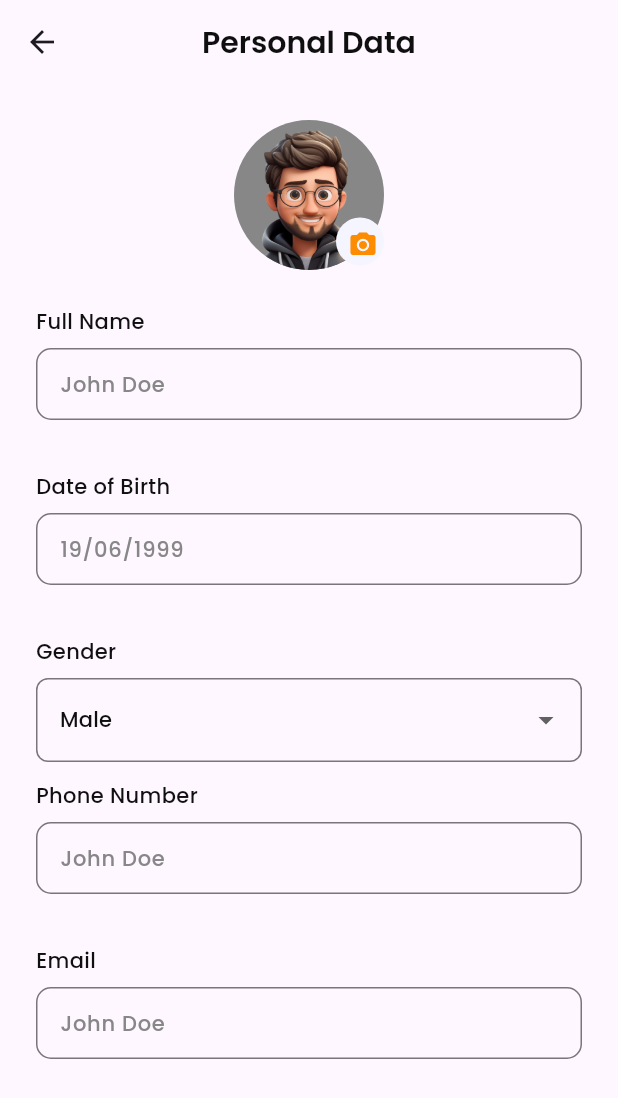
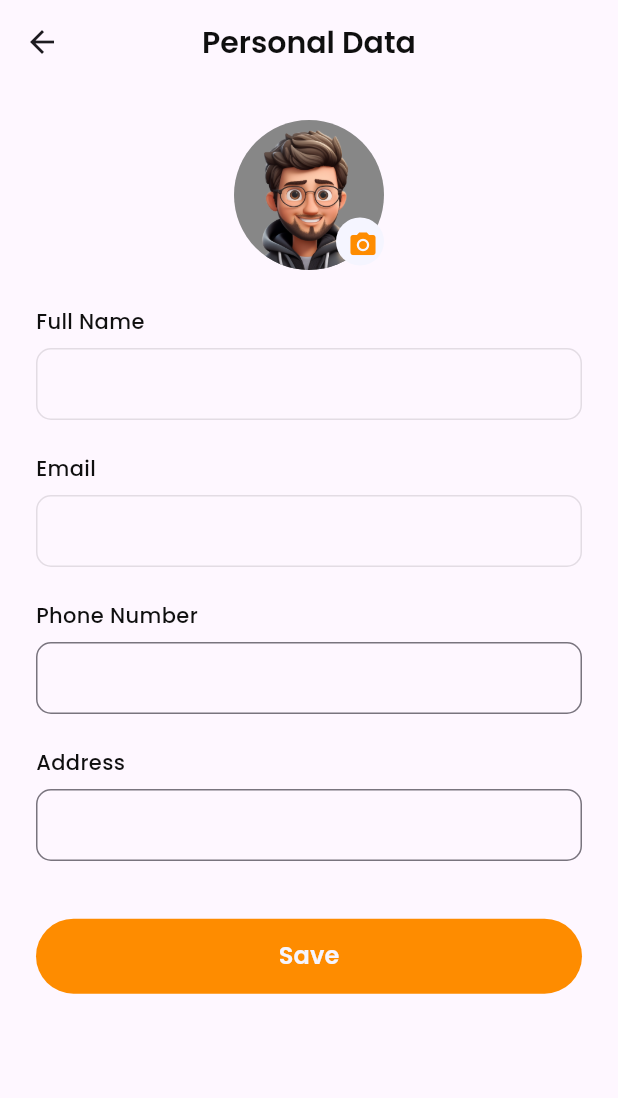
Before and after one commit to 99kairas/rumeat-ball-apps, a Flutter app: the PersonalDataScreen screen opened directly, on a phone screen of 412 x 824 dp. Shown: the top 1098 px of the screen. Run offline on Flutter 3.47's test engine with Material 3 defaults, Android fonts, the light colour scheme and no system bars; our stand-ins replace another_flutter_splash_screen, dio, file_picker, flutter_rating_stars, loading_animation_widget, shared_preferences; accounts and stored records are empty; network calls fail.

Commit message:
feat: add feature fetchin API for update profile

```diff
--- a/lib/main.dart
+++ b/lib/main.dart
@@ -10,6 +10,7 @@
 import 'package:rumeat_ball_apps/views/screens/home/home_viewmodel.dart';
 import 'package:rumeat_ball_apps/views/screens/otp/otp_screen.dart';
 import 'package:rumeat_ball_apps/views/screens/otp/otp_viewmodel.dart';
+import 'package:rumeat_ball_apps/views/screens/profile/personal_data_viewmodel.dart';
 import 'package:rumeat_ball_apps/views/screens/profile/profile_viewmodel.dart';
 import 'package:rumeat_ball_apps/views/screens/splash_screen.dart';
 
@@ -31,6 +32,9 @@
         ),
         ChangeNotifierProvider<ProfileViewModel>(
           create: (_) => ProfileViewModel(),
+        ),
+        ChangeNotifierProvider<PersonalDataViewModel>(
+          create: (_) => PersonalDataViewModel(),
         ),
       ],
       child: const MyApp(),
--- a/lib/shared/shared_methods.dart
+++ b/lib/shared/shared_methods.dart
@@ -79,6 +79,6 @@
   // static String imageUrl = 'http://10.0.2.2:5000';
   // static String imageUrl = 'https://spp-payment.up.railway.app';
   static Map<String, String> auth(String token) => {
-        "authorization": "$token",
+        "Authorization": "Bearer $token",
       };
 }
--- a/lib/views/screens/personal_data_screen.dart
+++ /dev/null
@@ -1,210 +0,0 @@
-import 'package:flutter/material.dart';
-import 'package:rumeat_ball_apps/views/themes/style.dart';
-import 'package:rumeat_ball_apps/views/widgets/buttons.dart';
-import 'package:rumeat_ball_apps/views/widgets/forms.dart';
-
-class PersonalDataScreen extends StatefulWidget {
-  const PersonalDataScreen({super.key});
-
-  @override
-  _PersonalDataScreenState createState() => _PersonalDataScreenState();
-}
-
-class _PersonalDataScreenState extends State<PersonalDataScreen> {
-  final TextEditingController _dateController = TextEditingController();
-  String _selectedGender = 'Male';
-
-  void _pickDate(BuildContext context) async {
-    DateTime? selectedDate = await showDatePicker(
-      context: context,
-      initialDate: DateTime.now(),
-      firstDate: DateTime(1900),
-      lastDate: DateTime.now(),
-    );
-    if (selectedDate != null) {
-      setState(() {
-        _dateController.text =
-            "${selectedDate.day}/${selectedDate.month}/${selectedDate.year}";
-      });
-    }
-  }
-
-  @override
-  Widget build(BuildContext context) {
-    return Scaffold(
-      appBar: AppBar(
-        title: Text(
-          "Personal Data",
-          style: blackTextStyle.copyWith(
-            fontSize: 20,
-            fontWeight: semiBold,
-          ),
-        ),
-        centerTitle: true,
-      ),
-      body: ListView(
-        padding: const EdgeInsets.symmetric(horizontal: 24),
-        children: [
-          Stack(
-            alignment: Alignment.center,
-            children: [
-              Container(
-                margin: const EdgeInsets.symmetric(vertical: 24),
-                width: 100,
-                height: 100,
-                decoration: BoxDecoration(
-                  color: greyColor,
-                  borderRadius: BorderRadius.circular(61),
-                  image: const DecorationImage(
-                    image: AssetImage(
-                      "assets/images/profile1.png",
-                    ),
-                  ),
-                ),
-              ),
-              Positioned(
-                top: 65,
-                left: 200,
-                child: Container(
-                  margin: const EdgeInsets.symmetric(vertical: 24),
-                  width: 32,
-                  height: 32,
-                  decoration: BoxDecoration(
-                    borderRadius: BorderRadius.circular(61),
-                    color: whiteColor,
-                  ),
-                  child: IconButton(
-                    onPressed: () {},
-                    icon: const Icon(Icons.camera_alt),
-                    color: primaryColor,
-                    iconSize: 20,
-                  ),
-                ),
-              ),
-            ],
-          ),
-          const CustomFormField(
-            title: "Full Name",
-            hintText: "John Doe",
-            errorMessage: "",
-            isValid: false,
-          ),
-          const SizedBox(
-            height: 12,
-          ),
-          GestureDetector(
-            onTap: () => _pickDate(context),
-            child: AbsorbPointer(
-              child: CustomFormField(
-                title: "Date of Birth",
-                hintText: "19/06/1999",
-                controller: _dateController,
-                errorMessage: "",
-                isValid: false,
-              ),
-            ),
-          ),
-          const SizedBox(
-            height: 12,
-          ),
-          CustomDropdown(
-            title: "Gender",
-            hintText: "Select Gender",
-            items: const ["Male", "Female"],
-            value: _selectedGender,
-            onChanged: (value) {
-              setState(() {
-                _selectedGender = value!;
-              });
-            },
-          ),
-          const SizedBox(
-            height: 12,
-          ),
-          const CustomFormField(
-            title: "Phone Number",
-            hintText: "John Doe",
-            errorMessage: "",
-            isValid: false,
-          ),
-          const SizedBox(
-            height: 12,
-          ),
-          const CustomFormField(
-            title: "Email",
-            hintText: "John Doe",
-            errorMessage: "",
-            isValid: false,
-          ),
-          SizedBox(
-            height: MediaQuery.of(context).size.height * 0.15,
-          ),
-          CustomFilledButton(
-            title: "Save",
-            onPressed: () {},
-          ),
-          const SizedBox(
-            height: 50,
-          ),
-        ],
-      ),
-    );
-  }
-}
-
-class CustomDropdown extends StatelessWidget {
-  final String title;
-  final String hintText;
-  final List<String> items;
-  final String value;
-  final void Function(String?) onChanged;
-
-  const CustomDropdown({
-    required this.title,
-    required this.hintText,
-    required this.items,
-    required this.value,
-    required this.onChanged,
-  });
-
-  @override
-  Widget build(BuildContext context) {
-    return Column(
-      crossAxisAlignment: CrossAxisAlignment.start,
-      children: [
-        Text(
-          title,
-          style: blackTextStyle.copyWith(
-            fontSize: 14,
-            fontWeight: regular,
-          ),
-        ),
-        const SizedBox(
-          height: 8,
-        ),
-        DropdownButtonFormField<String>(
-          value: value,
-          decoration: InputDecoration(
-            hintText: hintText,
-            hintStyle:
-                greyTextStyle.copyWith(fontSize: 14, fontWeight: regular),
-            border: OutlineInputBorder(
-              borderRadius: BorderRadius.circular(8),
-            ),
-          ),
-          items: items.map<DropdownMenuItem<String>>((String value) {
-            return DropdownMenuItem<String>(
-              value: value,
-              child: Text(
-                value,
-                style:
-                    blackTextStyle.copyWith(fontSize: 14, fontWeight: regular),
-              ),
-            );
-          }).toList(),
-          onChanged: onChanged,
-        ),
-      ],
-    );
-  }
-}
--- /dev/null
+++ b/lib/views/screens/profile/personal_data_screen.dart
@@ -0,0 +1,123 @@
+import 'package:flutter/material.dart';
+import 'package:provider/provider.dart';
+import 'package:rumeat_ball_apps/views/screens/profile/personal_data_viewmodel.dart';
+import 'package:rumeat_ball_apps/views/themes/style.dart';
+import 'package:rumeat_ball_apps/views/widgets/buttons.dart';
+import 'package:rumeat_ball_apps/views/widgets/forms.dart';
+
+class PersonalDataScreen extends StatefulWidget {
+  const PersonalDataScreen({super.key});
+
+  @override
+  _PersonalDataScreenState createState() => _PersonalDataScreenState();
+}
+
+class _PersonalDataScreenState extends State<PersonalDataScreen> {
+  @override
+  void initState() {
+    super.initState();
+    Provider.of<PersonalDataViewModel>(context, listen: false).getUserInfo(context);
+  }
+
+  @override
+  Widget build(BuildContext context) {
+    final personalProvider = Provider.of<PersonalDataViewModel>(context);
+    final _data = personalProvider.user;
+    return Scaffold(
+      appBar: AppBar(
+        title: Text(
+          "Personal Data",
+          style: blackTextStyle.copyWith(
+            fontSize: 20,
+            fontWeight: semiBold,
+          ),
+        ),
+        centerTitle: true,
+      ),
+      body: ListView(
+        padding: const EdgeInsets.symmetric(horizontal: 24),
+        children: [
+          Stack(
+            alignment: Alignment.center,
+            children: [
+              Container(
+                margin: const EdgeInsets.symmetric(vertical: 24),
+                width: 100,
+                height: 100,
+                decoration: BoxDecoration(
+                  color: greyColor,
+                  borderRadius: BorderRadius.circular(61),
+                  image: DecorationImage(
+                    image: _data?.profileImage != "" && _data?.profileImage != null
+                        ? NetworkImage(_data!.profileImage!)
+                        : const AssetImage('assets/images/profile1.png') as ImageProvider,
+                  ),
+                ),
+              ),
+              Positioned(
+                top: 65,
+                left: 200,
+                child: Container(
+                  margin: const EdgeInsets.symmetric(vertical: 24),
+                  width: 32,
+                  height: 32,
+                  decoration: BoxDecoration(
+                    borderRadius: BorderRadius.circular(61),
+                    color: whiteColor,
+                  ),
+                  child: IconButton(
+                    onPressed: () {
+                      personalProvider.updateFotoProfile(context);
+                      Navigator.pop(context);
+                    },
+                    icon: const Icon(Icons.camera_alt),
+                    color: primaryColor,
+                    iconSize: 20,
+                  ),
+                ),
+              ),
+            ],
+          ),
+          CustomFormField(
+            title: "Full Name",
+            hintText: "${_data?.name}",
+            errorMessage: "",
+            enabled: false,
+            isValid: false,
+          ),
+          CustomFormField(
+            title: "Email",
+            hintText: "${_data?.email}",
+            errorMessage: "",
+            enabled: false,
+            isValid: false,
+          ),
+          CustomFormField(
+            title: "Phone Number",
+            hintText: "${_data?.phone}",
+            errorMessage: "",
+            controller: personalProvider.phoneController,
+            isValid: false,
+          ),
+          CustomFormField(
+            title: "Address",
+            hintText: "${_data?.address}",
+            controller: personalProvider.addressController,
+            errorMessage: "",
+            isValid: false,
+          ),
+          SizedBox(
+            height: MediaQuery.of(context).size.height * 0.02,
+          ),
+          CustomFilledButton(
+            title: "Save",
+            onPressed: () {
+              personalProvider.updateProfile(context);
+              Navigator.pop(context);
+            },
+          ),
+        ],
+      ),
+    );
+  }
+}
--- /dev/null
+++ b/lib/views/widgets/scaffold_messenger.dart
@@ -0,0 +1,24 @@
+import 'package:flutter/material.dart';
+
+scaffoldMessenger({
+  required BuildContext context,
+  required String title,
+  required Color color,
+  bool? result,
+}) {
+  if (result == true) {
+    ScaffoldMessenger.of(context).showSnackBar(
+      SnackBar(
+        backgroundColor: color,
+        content: Text(title),
+      ),
+    );
+  } else {
+    ScaffoldMessenger.of(context).showSnackBar(
+      SnackBar(
+        backgroundColor: color,
+        content: Text(title),
+      ),
+    );
+  }
+}
--- a/pubspec.yaml
+++ b/pubspec.yaml
@@ -43,6 +43,8 @@
   dio: ^5.5.0+1
   intl: ^0.19.0
   loading_animation_widget: ^1.2.1
+  file_picker: ^8.0.6
+  mime: ^1.0.5
 
 dev_dependencies:
   flutter_test:
@@ -53,7 +55,7 @@
   # activated in the `analysis_options.yaml` file located at the root of your
   # package. See that file for information about deactivating specific lint
   # rules and activating additional ones.
-  flutter_lints: ^3.0.0
+  flutter_lints: ^4.0.0
 
 # For information on the generic Dart part of this file, see the
 # following page: https://dart.dev/tools/pub/pubspec
```
Also changed, not shown: lib/services/profile_service.dart (+66 -3 lines), lib/views/screens/profile/personal_data_viewmodel.dart (added, +92 -0 lines), lib/views/screens/profile/profile_screen.dart (+3 -26 lines), pubspec.lock, 1 other file.
